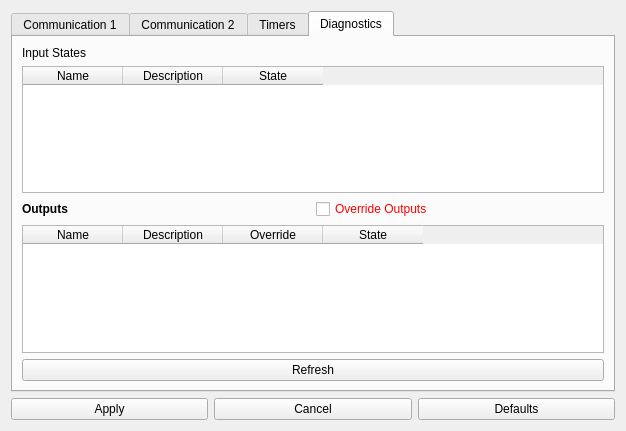
This is src/gui/SettingsWindow.ui in orkiman/MachineController as Qt 5 draws it before an edit. The edited form follows.
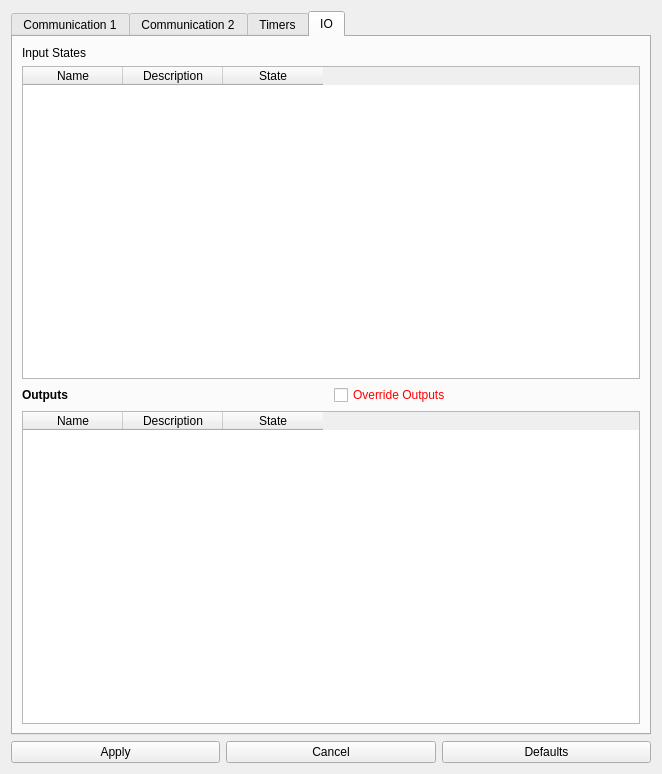
This is the edited form. The open tabs and pages were chosen to show the change.

```diff
--- a/src/gui/SettingsWindow.ui
+++ b/src/gui/SettingsWindow.ui
@@ -6,8 +6,8 @@
    <rect>
     <x>0</x>
     <y>0</y>
-    <width>626</width>
-    <height>431</height>
+    <width>662</width>
+    <height>774</height>
    </rect>
   </property>
   <property name="windowTitle">
@@ -312,7 +312,7 @@
      </widget>
      <widget class="QWidget" name="diagnosticsTab">
       <attribute name="title">
-       <string>Diagnostics</string>
+       <string>IO</string>
       </attribute>
       <layout class="QVBoxLayout" name="verticalLayout_3">
        <item>
@@ -396,11 +396,6 @@
            <string>Description</string>
           </property>
          </column>
-         <column>
-          <property name="text">
-           <string>Override</string>
-          </property>
-         </column>
          <column>
           <property name="text">
            <string>State</string>
@@ -408,13 +403,6 @@
          </column>
         </widget>
        </item>
-       <item>
-        <widget class="QPushButton" name="refreshButton">
-         <property name="text">
-          <string>Refresh</string>
-         </property>
-        </widget>
-       </item>
       </layout>
      </widget>
     </widget>
```
Left out of the diff: 7 changed lines with no effect on the pictures.
